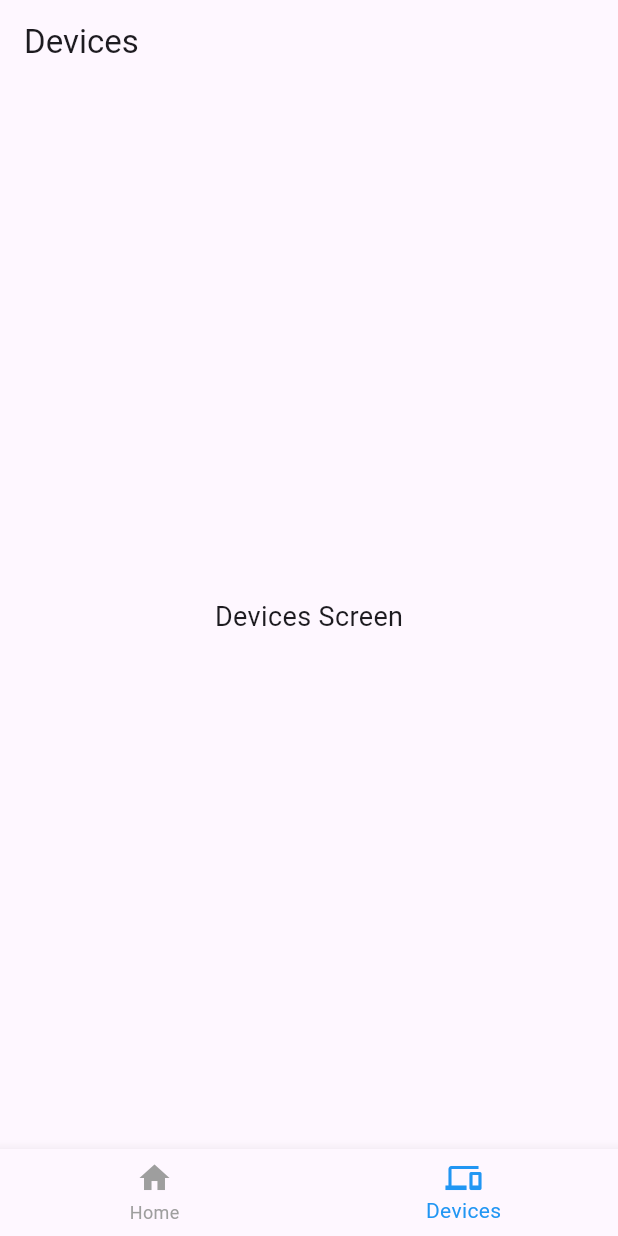
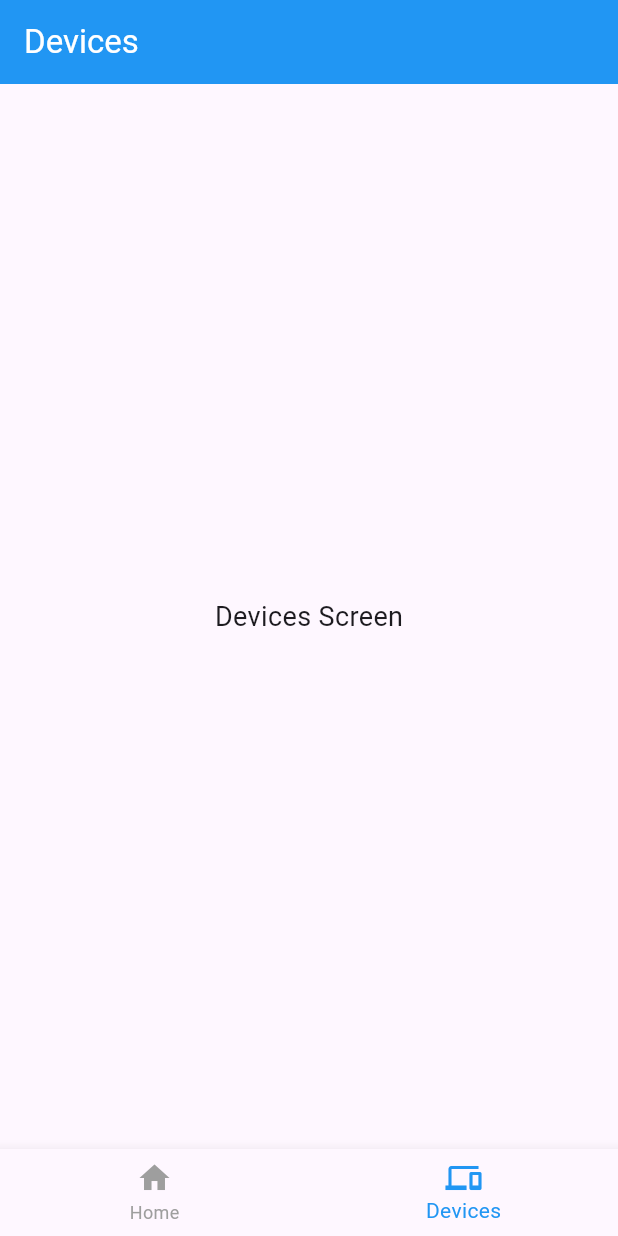
Before and after one commit to ZaeemKadri/care_watch, a Flutter app: the screen it shows after launch, item 2 of the bottom bar chosen, on a phone screen of 412 x 824 dp. Run offline on Flutter 3.47's test engine with Material 3 defaults, Android fonts, the phone set to English and light mode, and no system bars; missing offline and left inert: disk_space_plus.

```diff
--- a/lib/devices/views/devices_screen.dart
+++ b/lib/devices/views/devices_screen.dart
@@ -1,3 +1,4 @@
+import 'package:care_watch/widgets/common_app_bar.dart';
 import 'package:flutter/material.dart';
 
 class DevicesScreen extends StatefulWidget {
@@ -10,11 +11,9 @@ class DevicesScreen extends StatefulWidget {
 class _DevicesScreenState extends State<DevicesScreen> {
   @override
   Widget build(BuildContext context) {
-    return Scaffold(
-      appBar: AppBar(
-        title: const Text("Devices"),
-      ),
-      body: const Center(
+    return const Scaffold(
+      appBar: CommonAppBar(title: "Devices"),
+      body: Center(
         child: Text(
           "Devices Screen",
           style: TextStyle(fontSize: 18),
--- a/pubspec.yaml
+++ b/pubspec.yaml
@@ -35,6 +35,8 @@ dependencies:
   # The following adds the Cupertino Icons font to your application.
   # Use with the CupertinoIcons class for iOS style icons.
   cupertino_icons: ^1.0.2
+  disk_space_plus:
+  path_provider:
 
 dev_dependencies:
   flutter_test:
```
Also changed, not shown: pubspec.lock, 7 other files.
